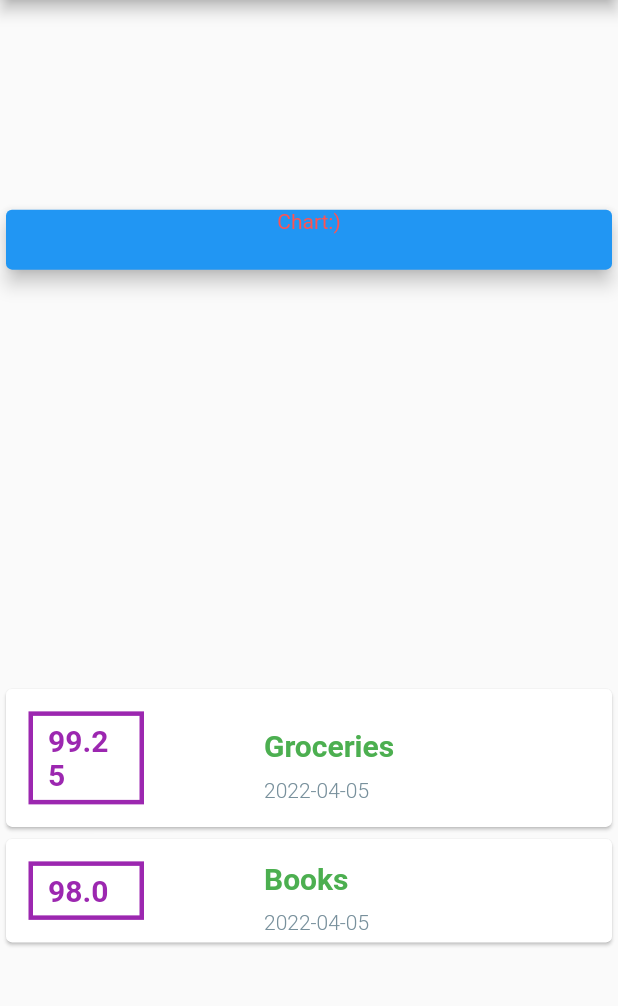
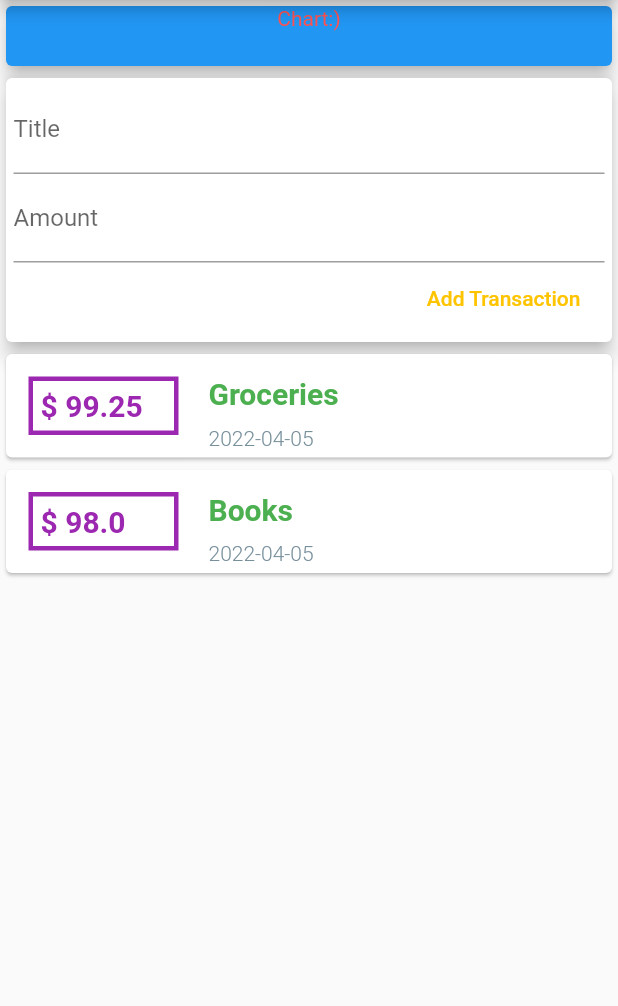
Before and after one commit to RounakJoshi09/expense_app, a Flutter app: the screen it shows after launch, on a phone screen of 412 x 824 dp, the part 84-1090 px from its top. Run offline on Flutter 3.47's test engine with Material 2 defaults, Android fonts, the phone set to English and light mode, and no system bars; Roboto replaces fonts that are missing (RobotoMono).

Commit message:
Transaction Widget Completed

```diff
--- a/lib/main.dart
+++ b/lib/main.dart
@@ -30,13 +30,15 @@ class MyHomePage extends StatelessWidget {
         id: 't1', amount: 99.25, date: DateTime.now(), title: 'Groceries'),
     Transaction(id: 't2', amount: 98, date: DateTime.now(), title: 'Books'),
   ];
+  final titleController = TextEditingController();
+  final amountController = TextEditingController();
   Widget build(BuildContext context) {
     return Scaffold(
         appBar: AppBar(
           title: Text('Expense App'),
         ),
         body: Column(
-          mainAxisAlignment: MainAxisAlignment.spaceAround,
+          mainAxisAlignment: MainAxisAlignment.start,
           crossAxisAlignment: CrossAxisAlignment.center,
           children: <Widget>[
             Container(
@@ -52,6 +54,29 @@ class MyHomePage extends StatelessWidget {
                 elevation: 5,
               ),
             ),
+            Card(
+              elevation: 5,
+              child: Container(
+                padding: EdgeInsets.symmetric(horizontal: 5, vertical: 5),
+                child: Column(
+                  crossAxisAlignment: CrossAxisAlignment.end,
+                  children: [
+                    TextField(
+                        decoration: InputDecoration(labelText: 'Title'),
+                        controller: titleController),
+                    TextField(
+                      decoration: InputDecoration(labelText: 'Amount'),
+                      controller: amountController,
+                    ),
+                    FlatButton(
+                      onPressed: () {},
+                      child: Text('Add Transaction'),
+                      textColor: Colors.amberAccent.shade400,
+                    ),
+                  ],
+                ),
+              ),
+            ),
             Column(
                 //Here we are creating a coloumn on main coloumn for transaction
                 children: transaction.map((tx) {
@@ -59,11 +84,11 @@ class MyHomePage extends StatelessWidget {
                   child: Row(
                 children: [
                   Container(
-                    width: 77,
+                      width: 100,
                       margin: EdgeInsets.only(
-                        left: 15.0, right: 80.0, top: 15, bottom: 15),
+                          left: 15.0, right: 20.0, top: 15, bottom: 15),
                       child: Text(
-                      tx.amount.toString(),
+                        '\$ ${tx.amount}',
                         style: TextStyle(
                             color: Colors.purple,
                             fontSize: 20,
@@ -76,8 +101,8 @@ class MyHomePage extends StatelessWidget {
                         ),
                       ),
                       padding:
-                        EdgeInsets.only(left: 10, right: 10, top: 5, bottom: 5),
-                  ),
+                          // EdgeInsets.only(left: 10, right: 10, top: 5, bottom: 5),
+                          EdgeInsets.symmetric(horizontal: 5, vertical: 5)),
                   Column(
                     crossAxisAlignment: CrossAxisAlignment.start,
                     children: [
--- a/pubspec.yaml
+++ b/pubspec.yaml
@@ -38,6 +38,7 @@ dependencies:
 dev_dependencies:
   flutter_test:
     sdk: flutter
+
 
   # The "flutter_lints" package below contains a set of recommended lints to
   # encourage good coding practices. The lint set provided by the package is
```
Lines whose indentation alone changed are shown as unchanged.
